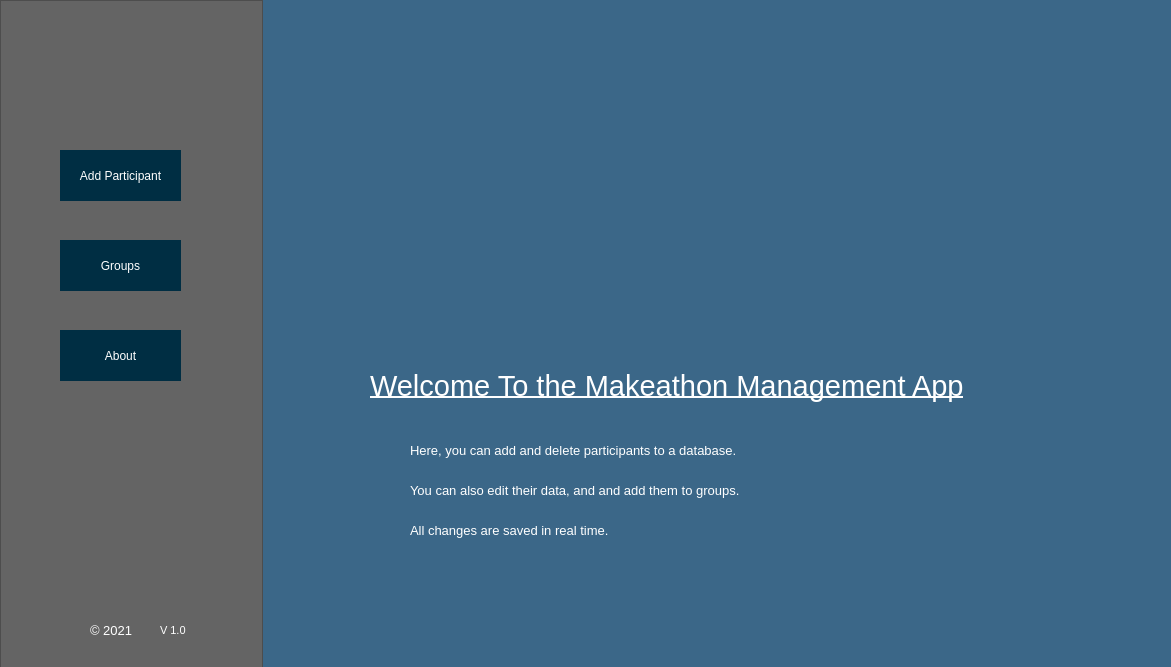
Qt form home.ui (dndrade/CSC211H_Thamires-Andrade_HonorsProject_Spring2021) before a commit.
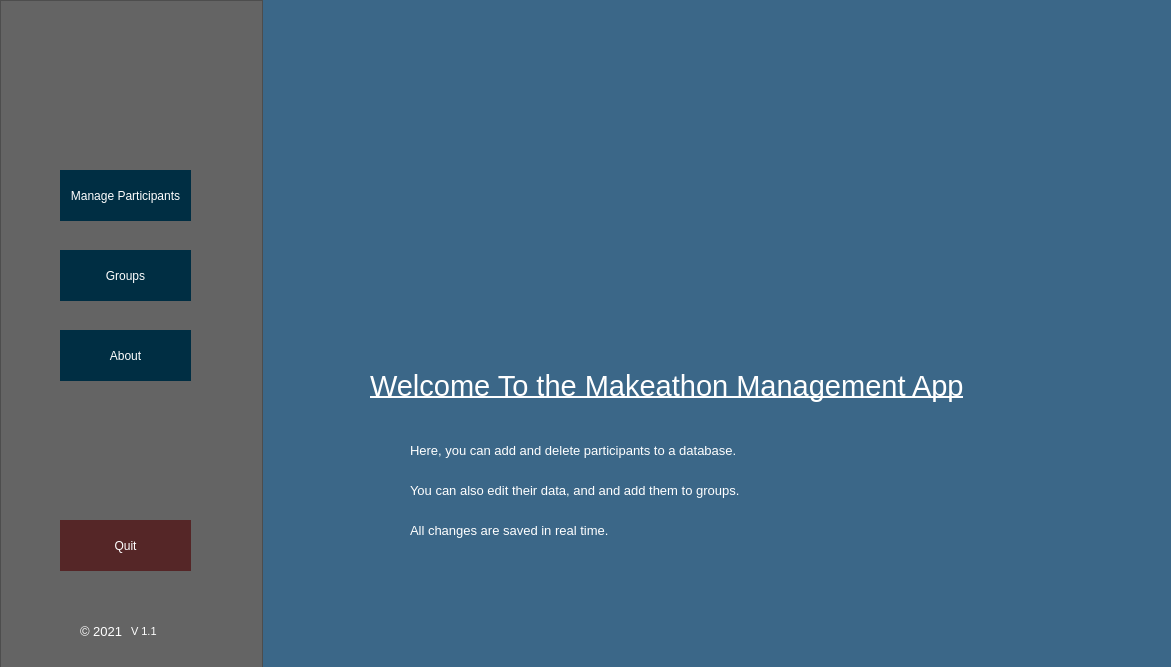
The same form after that commit. Icons and pictures are not drawn.

What changed in the file:
```diff
--- a/home.ui
+++ b/home.ui
@@ -261,8 +261,8 @@
      <property name="geometry">
       <rect>
        <x>60</x>
-       <y>150</y>
-       <width>121</width>
+       <y>170</y>
+       <width>131</width>
        <height>51</height>
       </rect>
      </property>
@@ -273,66 +273,7 @@
 padding: 5px;</string>
      </property>
      <property name="text">
-      <string>Add Participant</string>
-     </property>
-    </widget>
-    <widget class="QPushButton" name="groupPage_buttom">
-     <property name="geometry">
-      <rect>
-       <x>60</x>
-       <y>240</y>
-       <width>121</width>
-       <height>51</height>
-      </rect>
-     </property>
-     <property name="styleSheet">
-      <string notr="true">color: rgb(255, 255, 255);
-background-color: rgb(0, 46, 67);
-border: none;
-padding: 5px;</string>
-     </property>
-     <property name="text">
-      <string>Groups</string>
-     </property>
-    </widget>
-    <widget class="QPushButton" name="aboutPage_buttom">
-     <property name="geometry">
-      <rect>
-       <x>60</x>
-       <y>330</y>
-       <width>121</width>
-       <height>51</height>
-      </rect>
-     </property>
-     <property name="styleSheet">
-      <string notr="true">color: rgb(255, 255, 255);
-background-color: rgb(0, 46, 67);
-border: none;
-padding: 5px;</string>
-     </property>
-     <property name="text">
-      <string>About</string>
-     </property>
-    </widget>
-    <widget class="QLabel" name="label_24">
-     <property name="geometry">
-      <rect>
-       <x>90</x>
-       <y>620</y>
-       <width>61</width>
-       <height>21</height>
-      </rect>
-     </property>
-     <property name="font">
-      <font>
-       <pointsize>10</pointsize>
-      </font>
-     </property>
-     <property name="styleSheet">
-      <string notr="true">color: rgb(255, 255, 255);</string>
-     </property>
-     <property name="text">
-      <string>© 2021</string>
+      <string>Manage Participants</string>
      </property>
     </widget>
     <widget class="QPushButton" name="homePage_buttom">
@@ -353,26 +294,104 @@
       <string/>
      </property>
     </widget>
-    <widget class="QLabel" name="label_25">
+    <widget class="QPushButton" name="groupPage_buttom">
      <property name="geometry">
       <rect>
-       <x>160</x>
+       <x>60</x>
+       <y>250</y>
+       <width>131</width>
+       <height>51</height>
+      </rect>
+     </property>
+     <property name="styleSheet">
+      <string notr="true">color: rgb(255, 255, 255);
+background-color: rgb(0, 46, 67);
+border: none;
+padding: 5px;</string>
+     </property>
+     <property name="text">
+      <string>Groups</string>
+     </property>
+    </widget>
+    <widget class="QPushButton" name="aboutPage_buttom">
+     <property name="geometry">
+      <rect>
+       <x>60</x>
+       <y>330</y>
+       <width>131</width>
+       <height>51</height>
+      </rect>
+     </property>
+     <property name="styleSheet">
+      <string notr="true">color: rgb(255, 255, 255);
+background-color: rgb(0, 46, 67);
+border: none;
+padding: 5px;</string>
+     </property>
+     <property name="text">
+      <string>About</string>
+     </property>
+    </widget>
+    <widget class="QPushButton" name="quit_button">
+     <property name="geometry">
+      <rect>
+       <x>60</x>
+       <y>520</y>
+       <width>131</width>
+       <height>51</height>
+      </rect>
+     </property>
+     <property name="styleSheet">
+      <string notr="true">color: rgb(255, 255, 255);
+background-color: rgb(85, 38, 39);
+border: none;
+padding: 5px;</string>
+     </property>
+     <property name="text">
+      <string>Quit</string>
+     </property>
+    </widget>
+    <widget class="QWidget" name="">
+     <property name="geometry">
+      <rect>
+       <x>80</x>
        <y>620</y>
-       <width>41</width>
-       <height>21</height>
+       <width>96</width>
+       <height>23</height>
       </rect>
      </property>
-     <property name="font">
-      <font>
-       <pointsize>8</pointsize>
-      </font>
-     </property>
-     <property name="styleSheet">
-      <string notr="true">color: rgb(255, 255, 255);</string>
-     </property>
-     <property name="text">
-      <string>V 1.0</string>
-     </property>
+     <layout class="QHBoxLayout" name="horizontalLayout">
+      <item>
+       <widget class="QLabel" name="label_24">
+        <property name="font">
+         <font>
+          <pointsize>10</pointsize>
+         </font>
+        </property>
+        <property name="styleSheet">
+         <string notr="true">color: rgb(255, 255, 255);</string>
+        </property>
+        <property name="text">
+         <string>© 2021</string>
+        </property>
+       </widget>
+      </item>
+      <item>
+       <widget class="QLabel" name="label_25">
+        <property name="font">
+         <font>
+          <pointsize>8</pointsize>
+         </font>
+        </property>
+        <property name="styleSheet">
+         <string notr="true">color: rgb(255, 255, 255);</string>
+        </property>
+        <property name="text">
+         <string>V 1.1</string>
+        </property>
+       </widget>
+      </item>
+     </layout>
     </widget>
    </widget>
   </widget>
```
Left out of the diff: 2 changed lines with no effect on the pictures.
